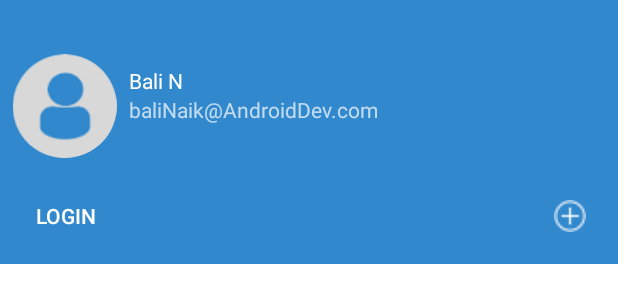
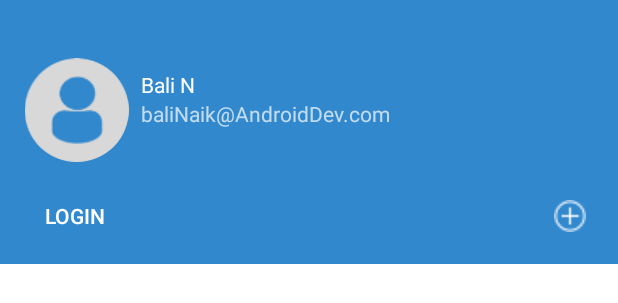
Before and after one commit to CherryBlossomAndPeonies/Smack, an Android app: the layout nav_header_main.xml on its own in the app's theme, with its tools: preview values and no code run, on a phone screen of 412 x 824 dp. Shown: the top 303 px of the screen. Run offline under Robolectric (Android 15) with nearby library versions, the phone set to English and light mode, and no system bars.

```diff
--- a/app/src/main/res/layout/content_main.xml
+++ b/app/src/main/res/layout/content_main.xml
@@ -15,6 +15,8 @@
         android:layout_marginEnd="8dp"
         android:text="Please Login"
         android:textAlignment="center"
+        android:textSize="18sp"
+        android:textStyle="bold"
         app:layout_constraintEnd_toEndOf="parent"
         app:layout_constraintStart_toStartOf="parent"
         app:layout_constraintTop_toTopOf="parent" />
--- a/app/src/main/res/layout/nav_header_main.xml
+++ b/app/src/main/res/layout/nav_header_main.xml
@@ -30,19 +30,20 @@
 
     <com.google.android.material.imageview.ShapeableImageView
         android:id="@+id/navProfileId"
-        app:shapeAppearanceOverlay="@style/circleImageView"
         android:layout_width="70dp"
         android:layout_height="69dp"
-        android:layout_marginStart="8dp"
-        android:layout_marginTop="36dp"
+        android:layout_marginStart="16dp"
+        android:layout_marginBottom="20dp"
+        app:layout_constraintBottom_toTopOf="@+id/loginNavId"
         app:layout_constraintStart_toStartOf="parent"
-        app:layout_constraintTop_toTopOf="parent"
+        app:shapeAppearanceOverlay="@style/circleImageView"
         app:srcCompat="@drawable/profiledefault" />
 
     <androidx.appcompat.widget.AppCompatButton
         android:id="@+id/loginNavId"
         android:layout_width="wrap_content"
         android:layout_height="32dp"
+        android:layout_marginStart="6dp"
         android:layout_marginBottom="16dp"
         android:background="@color/transparent"
         android:onClick="onLoginClick"
```
Also changed, not shown: app/src/main/java/com/example/smack/controller/MainActivity.kt (+18 -1 lines).
